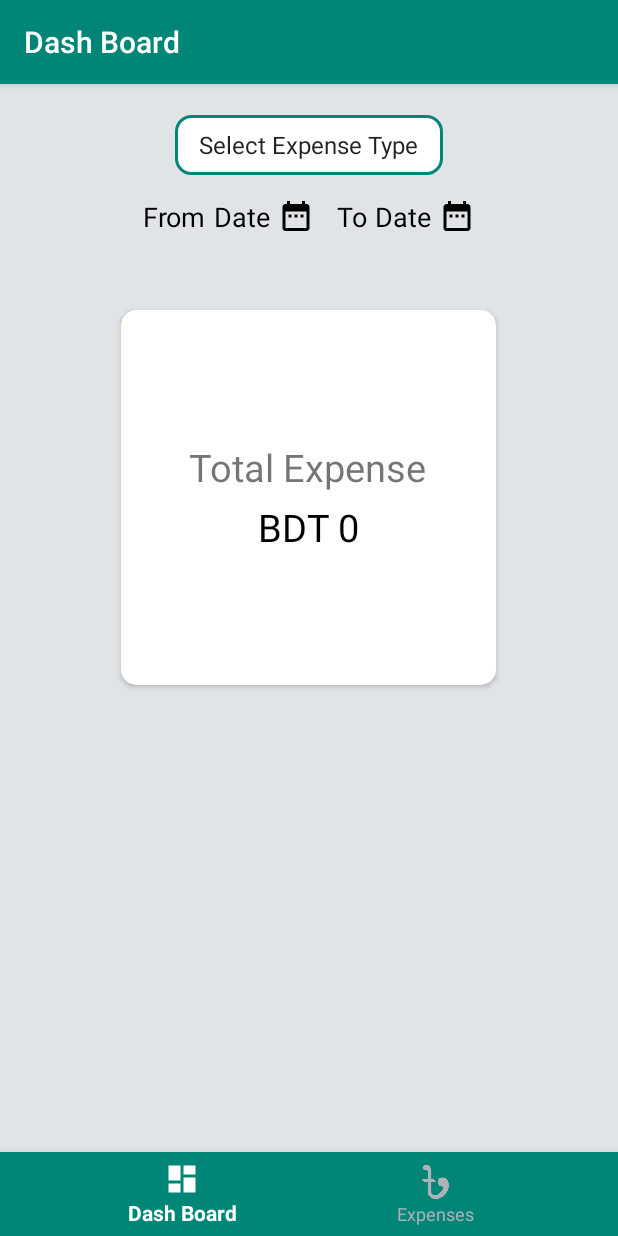
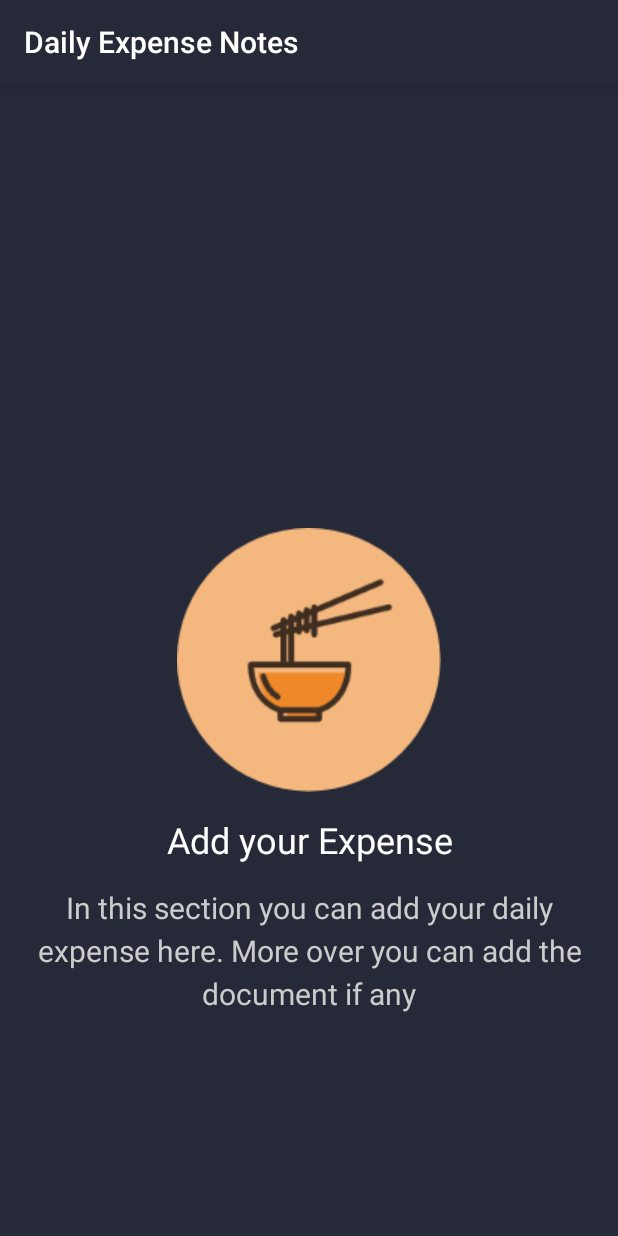
Before and after one commit to TeckBug/Daily-Expense-Note, an Android app: the screen it shows after launch (MainActivity before the commit, WelcomeActivity after it), on a phone screen of 412 x 824 dp. Run offline under Robolectric (Android 15) with nearby library versions, the phone set to English and light mode, and no system bars.

```diff
--- a/DailyExpenseNotes/app/src/main/AndroidManifest.xml
+++ b/DailyExpenseNotes/app/src/main/AndroidManifest.xml
@@ -9,15 +9,18 @@
         android:roundIcon="@mipmap/ic_launcher_round"
         android:supportsRtl="true"
         android:theme="@style/AppTheme">
-        <activity android:name=".activity.MainActivity">
+        <activity android:name=".activity.WelcomeActivity">
+
             <intent-filter>
-                <action android:name="android.intent.action.MAIN"/>
+                <action android:name="android.intent.action.MAIN" />
 
-                <category android:name="android.intent.category.LAUNCHER"/>
+                <category android:name="android.intent.category.LAUNCHER" />
             </intent-filter>
         </activity>
-        <activity android:name=".activity.AddDailyExpenseActivity">
+        <activity android:name=".activity.MainActivity">
+
         </activity>
+        <activity android:name=".activity.AddDailyExpenseActivity"></activity>
     </application>
 
 </manifest>
--- /dev/null
+++ b/DailyExpenseNotes/app/src/main/java/com/example/asus/dailyexpensenotes/activity/WelcomeActivity.java
@@ -0,0 +1,104 @@
+package com.example.asus.dailyexpensenotes.activity;
+
+import androidx.appcompat.app.AppCompatActivity;
+import androidx.viewpager.widget.ViewPager;
+
+import android.app.DatePickerDialog;
+import android.content.Context;
+import android.content.Intent;
+import android.media.Image;
+import android.os.Bundle;
+import android.text.Html;
+import android.view.View;
+import android.widget.ImageView;
+import android.widget.LinearLayout;
+import android.widget.TextView;
+
+import com.example.asus.dailyexpensenotes.R;
+import com.example.asus.dailyexpensenotes.adapter.SliderAdapter;
+
+public class WelcomeActivity extends AppCompatActivity {
+
+    private LinearLayout mDotsLayout;
+    private ViewPager mSlideViewPager;
+    private ImageView imageIV;
+    private TextView addExpenseTV,descriptionTV;
+    private SliderAdapter sliderAdapter;
+    private Context context;
+    private TextView mDots[];
+
+
+
+    @Override
+    protected void onCreate(Bundle savedInstanceState) {
+        super.onCreate(savedInstanceState);
+        setContentView(R.layout.activity_welcome);
+        init();
+        mSlideViewPager.setAdapter(sliderAdapter);
+
+
+
+        mSlideViewPager.addOnPageChangeListener(mListener);
+
+
+
+
+
+
+    }
+
+    private void addDotsIndicatior(int position) {
+        mDots=new TextView[3];
+        mDotsLayout.removeAllViews();
+
+        for(int i=0;i<mDots.length;i++){
+            mDots[i]=new TextView(this);
+            mDots[i].setText(Html.fromHtml("&#8226;"));
+            mDots[i].setTextSize(35);
+            mDots[i].setTextColor(getResources().getColor(R.color.colorTransparentwhite));
+
+            mDotsLayout.addView(mDots[i]);
+        }
+
+
+        mDots[position].setTextColor(getResources().getColor(R.color.colorPrimary));
+
+
+
+
+    }
+
+    private void init() {
+        mSlideViewPager=findViewById(R.id.mslideViewPager);
+        mDotsLayout=findViewById(R.id.mDotsLayout);
+        imageIV=findViewById(R.id.centerIV);
+        sliderAdapter=new SliderAdapter(this);
+    }
+    ViewPager.OnPageChangeListener mListener=new ViewPager.OnPageChangeListener() {
+        @Override
+        public void onPageScrolled(int position, float positionOffset, int positionOffsetPixels) {
+
+        }
+
+        @Override
+        public void onPageSelected(int position) {
+            addDotsIndicatior(position);
+
+            if(position==2){
+                Intent intent=new Intent(WelcomeActivity.this,MainActivity.class);
+                startActivity(intent);
+
+            }
+
+        }
+
+        @Override
+        public void onPageScrollStateChanged(int state) {
+
+        }
+    };
+
+    private void addClickonImage(int position) {
+
+    }
+}
--- /dev/null
+++ b/DailyExpenseNotes/app/src/main/java/com/example/asus/dailyexpensenotes/adapter/SliderAdapter.java
@@ -0,0 +1,90 @@
+package com.example.asus.dailyexpensenotes.adapter;
+
+import android.content.Context;
+import android.content.Intent;
+import android.view.LayoutInflater;
+import android.view.View;
+import android.view.ViewGroup;
+import android.widget.ImageView;
+import android.widget.RelativeLayout;
+import android.widget.TextView;
+import android.widget.Toast;
+
+
+import androidx.annotation.NonNull;
+import androidx.viewpager.widget.PagerAdapter;
+
+import com.example.asus.dailyexpensenotes.R;
+
+
+public class SliderAdapter extends PagerAdapter {
+    private Context context;
+    private int mark;
+    private LayoutInflater layoutInflater;
+
+    public SliderAdapter(Context context) {
+        this.context = context;
+
+    }
+
+    public int[] slide_images = {
+            R.drawable.group_10,
+            R.drawable.group_11,
+            R.drawable.group_12
+    };
+
+    public String[] slide_headings = {
+            "Add your Expense",
+            "Show your Dash Board",
+            "Show your Expense List"
+    };
+
+    public String[] slide_description = {
+            "In this section you can add your daily expense here. More over you can add the document if any",
+            "In this section you can see your total expense and you can filter those expense by date range and expense type",
+            "In this section you can see your total expense list and you can filter those list by date and type"
+    };
+
+
+    @Override
+    public int getCount() {
+        return slide_headings.length;
+    }
+
+    @Override
+    public boolean isViewFromObject(@NonNull View view, @NonNull Object object) {
+        return view==(RelativeLayout)object;
+    }
+
+    @NonNull
+    @Override
+    public Object instantiateItem(@NonNull ViewGroup container, int position) {
+        layoutInflater=(LayoutInflater)context.getSystemService(context.LAYOUT_INFLATER_SERVICE);
+        View view=layoutInflater.inflate(R.layout.slide_layout,container,false);
+
+        ImageView imageView=(ImageView) view.findViewById(R.id.centerIV);
+        TextView heading=(TextView) view.findViewById(R.id.addExpenseTV);
+        TextView description=(TextView) view.findViewById(R.id.descriptionTV);
+
+        imageView.setImageResource(slide_images[position]);
+        heading.setText(slide_headings[position]);
+        description.setText(slide_description[position]);
+
+
+
+
+
+
+
+        container.addView(view);
+
+
+
+        return view;
+    }
+
+    @Override
+    public void destroyItem(@NonNull ViewGroup container, int position, @NonNull Object object) {
+        container.removeView((RelativeLayout) object);
+    }
+}
--- /dev/null
+++ b/DailyExpenseNotes/app/src/main/res/layout/activity_welcome.xml
@@ -0,0 +1,30 @@
+<?xml version="1.0" encoding="utf-8"?>
+<LinearLayout xmlns:android="http://schemas.android.com/apk/res/android"
+    xmlns:app="http://schemas.android.com/apk/res-auto"
+    xmlns:tools="http://schemas.android.com/tools"
+    android:layout_width="match_parent"
+    android:layout_height="wrap_content"
+    android:orientation="vertical"
+    android:background="#262938"
+    tools:context=".activity.WelcomeActivity">
+
+
+    <androidx.viewpager.widget.ViewPager
+        android:id="@+id/mslideViewPager"
+        android:layout_width="match_parent"
+        android:layout_height="match_parent"
+
+        />
+
+
+    <LinearLayout
+        android:id="@+id/mDotsLayout"
+        android:layout_width="50dp"
+
+        android:layout_height="50dp"
+        android:layout_gravity="center"
+        android:layout_marginTop="-50dp"
+        android:orientation="horizontal"></LinearLayout>
+
+
+</LinearLayout>
--- a/DailyExpenseNotes/app/src/main/res/layout/fragment_expenses.xml
+++ b/DailyExpenseNotes/app/src/main/res/layout/fragment_expenses.xml
@@ -93,6 +93,7 @@
             android:src="@drawable/ic_add_black_24dp"
             android:layout_alignParentBottom="true"
             android:layout_alignParentRight="true"
+            android:backgroundTint="@color/colorPrimary"
             android:layout_margin="20dp"
             android:layout_width="wrap_content"
             android:layout_height="wrap_content" />
--- /dev/null
+++ b/DailyExpenseNotes/app/src/main/res/layout/slide_layout.xml
@@ -0,0 +1,52 @@
+<?xml version="1.0" encoding="utf-8"?>
+<RelativeLayout xmlns:android="http://schemas.android.com/apk/res/android"
+    android:orientation="vertical"
+    android:layout_width="match_parent"
+    android:layout_height="match_parent">
+
+
+
+    <ImageView
+        android:layout_width="wrap_content"
+        android:src="@drawable/group_10"
+        android:id="@+id/centerIV"
+        android:layout_marginTop="10dp"
+        android:layout_gravity="center"
+        android:layout_centerInParent="true"
+        android:layout_height="wrap_content">
+
+    </ImageView>
+    <TextView
+        android:layout_width="match_parent"
+        android:layout_height="wrap_content"
+        android:layout_below="@id/centerIV"
+        android:textSize="24sp"
+        android:textColor="#ffffff"
+        android:text="Add Expense"
+        android:layout_marginTop="15dp"
+        android:gravity="center"
+        android:justificationMode="inter_word"
+        android:id="@+id/addExpenseTV"
+        android:layout_gravity="center">
+
+    </TextView>
+    <TextView
+        android:layout_width="match_parent"
+        android:layout_below="@+id/addExpenseTV"
+        android:text="Description"
+        android:textColor="#cccccc"
+        android:layout_marginLeft="10dp"
+        android:layout_marginRight="10dp"
+        android:lineSpacingExtra="5sp"
+        android:gravity="center"
+        android:layout_marginTop="15dp"
+        android:textSize="20sp"
+        android:id="@+id/descriptionTV"
+        android:layout_height="wrap_content">
+
+    </TextView>
+
+
+
+
+</RelativeLayout>
--- a/DailyExpenseNotes/app/src/main/res/values/colors.xml
+++ b/DailyExpenseNotes/app/src/main/res/values/colors.xml
@@ -1,6 +1,8 @@
 <?xml version="1.0" encoding="utf-8"?>
 <resources>
-    <color name="colorPrimary">#008577</color>
-    <color name="colorPrimaryDark">#00574B</color>
-    <color name="colorAccent">#D81B60</color>
+    <color name="colorPrimary">#262938</color>
+    <color name="colorPrimaryDark">#181A24</color>
+    <color name="colorAccent">#FF4081</color>
+    <color name="colorWhite">#FFFFFF</color>
+    <color name="colorTransparentwhite">#cccccc</color>
 </resources>
--- a/DailyExpenseNotes/build.gradle
+++ b/DailyExpenseNotes/build.gradle
@@ -7,7 +7,7 @@ buildscript {
         jcenter()
     }
     dependencies {
-        classpath 'com.android.tools.build:gradle:3.2.0'
+        classpath 'com.android.tools.build:gradle:3.5.1'
 
 
         // NOTE: Do not place your application dependencies here; they belong
```
Also changed, not shown: DailyExpenseNotes/app/src/main/res/drawable/group_10.png (added), DailyExpenseNotes/app/src/main/res/drawable/group_11.png (added), DailyExpenseNotes/app/src/main/res/drawable/group_12.png (added), DailyExpenseNotes/gradle/wrapper/gradle-wrapper.properties. Lines whose indentation alone changed are shown as unchanged.
